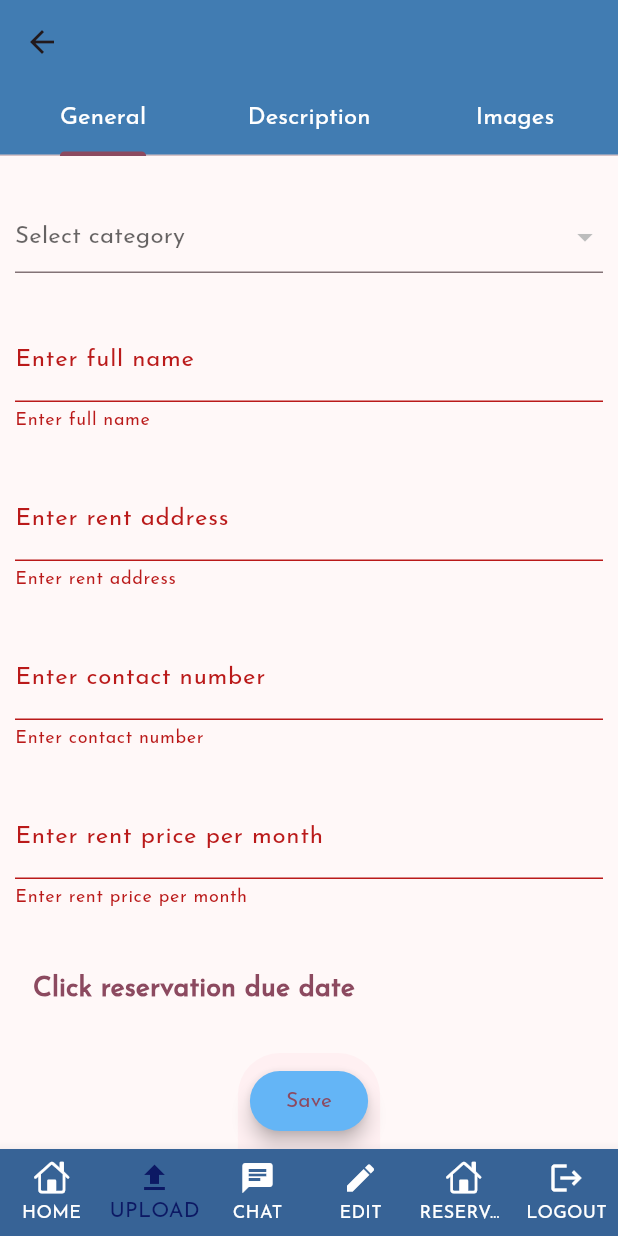
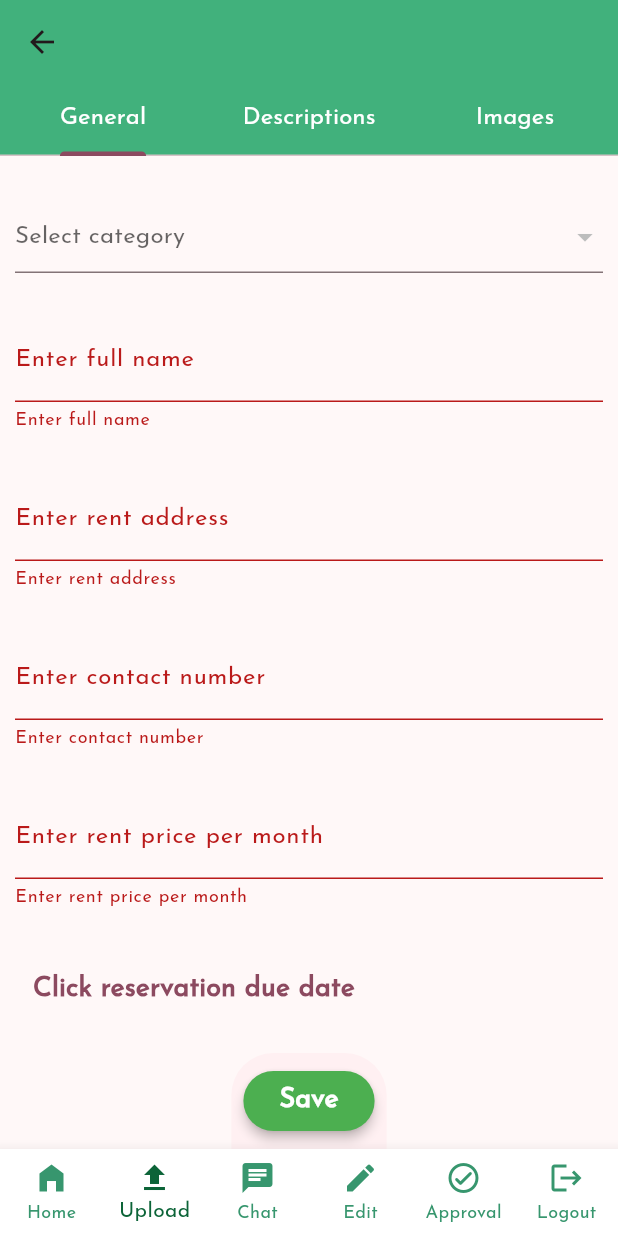
Before and after one commit to EmanDomingo/Rent-thesis, a Flutter app: the MainOwnerScreen screen opened directly, item 2 of the bottom bar chosen, after a tap on "Save", on a phone screen of 412 x 824 dp. Run offline on Flutter 3.47's test engine with Material 3 defaults, Android fonts, the phone set to English and light mode, and no system bars; our stand-ins replace cached_network_image, cloud_firestore, firebase_auth, firebase_core, firebase_storage, flutter_easyloading and 4 more; missing offline and left inert: country_state_city_picker, dialog_flowtter, firebase_ui_auth; accounts and stored records are empty; network calls fail; project files that could hold a hidden picture were left out.

Commit message:
OwnerUI1 11/29/2023

```diff
--- a/lib/main.dart
+++ b/lib/main.dart
@@ -6,9 +6,9 @@ import 'package:flutter/material.dart';
 import 'package:flutter/services.dart';
 import 'package:flutter_easyloading/flutter_easyloading.dart';
 import 'package:provider/provider.dart';
+import 'package:rental_app/owner/views/auth/owner_auth_screen.dart';
 import 'package:rental_app/provider/cart_provider.dart';
 import 'package:rental_app/provider/product_provider.dart';
-import 'package:rental_app/views/buyers/nav_screens/landing_first_screen.dart';
 //import 'chat.dart';
 
 void main() async {
@@ -53,7 +53,7 @@ class MyApp extends StatelessWidget {
         useMaterial3: true,
         fontFamily: 'JosefinSans',//fontFamily: 'IndustrialSans'
       ),
-      home: LandingFirstScreen(),
+      home: OwnerAuthScreen(),
       builder: EasyLoading.init(),
     );
   }
--- a/lib/owner/views/auth/screens/earnings_screen.dart
+++ b/lib/owner/views/auth/screens/earnings_screen.dart
@@ -32,8 +32,7 @@ class EarningsScreen extends StatelessWidget {
           Map<String, dynamic> data = snapshot.data!.data() as Map<String, dynamic>;
           return Scaffold(
             appBar: AppBar(
-              backgroundColor: Colors.white,
-              elevation: 2,
+              backgroundColor: Color.fromARGB(255, 255, 255, 255),
               title: Row(
                 children: [
                   CircleAvatar(
@@ -46,14 +45,22 @@ class EarningsScreen extends StatelessWidget {
                     style: TextStyle(
                       fontSize: 22,
                       fontWeight: FontWeight.bold,
-                      color: Color.fromRGBO(53, 61, 104, 1),
+                      color: Color.fromRGBO(12, 100, 56, 1),
                     ),),
                   )
                 ],
               ),
             ),
 
-            body: StreamBuilder<QuerySnapshot>(
+            body: Container(
+              decoration: BoxDecoration(
+          gradient: LinearGradient(
+            begin: Alignment.topCenter,
+            end: Alignment.bottomCenter,
+            colors: [Color.fromARGB(255, 255, 255, 255),Color.fromARGB(255, 189, 255, 214),Color.fromARGB(255, 255, 255, 255),], // Add your gradient colors here
+          ),
+        ),
+              child: StreamBuilder<QuerySnapshot>(
                     stream: _ordersStream,
                     builder: (BuildContext context, AsyncSnapshot<QuerySnapshot> snapshot) {
                       if (snapshot.hasError) {
@@ -78,7 +85,7 @@ class EarningsScreen extends StatelessWidget {
                         height: 150,
                         width: MediaQuery.of(context).size.width * 0.5,
                         decoration: BoxDecoration(
-                        color: Colors.blue.shade300,
+                          color: Color.fromARGB(255, 255, 255, 255),
                           borderRadius: BorderRadius.circular(32),
                           boxShadow: [
                               BoxShadow(
@@ -97,8 +104,8 @@ class EarningsScreen extends StatelessWidget {
                               padding: const EdgeInsets.all(10.0),
                               child: Text('TOTAL EARNINGS',
                               style: TextStyle(
-                              color: Colors.white,
-                              fontSize: 18,
+                                color: Color.fromRGBO(12, 100, 56, 1),
+                                fontSize: 15,
                                 fontWeight: FontWeight.bold
                               ),
                               ),
@@ -107,11 +114,10 @@ class EarningsScreen extends StatelessWidget {
                             Padding(
                               padding: const EdgeInsets.all(10.0),
                               child: Text(
-                            'P' + ' ' + totalReservation.toStringAsFixed(2),
+                              'PHP.' + ' ' +totalReservation.toStringAsFixed(2),
                               style: TextStyle(
-                              color: Colors.white,
+                                color: Color.fromRGBO(12, 100, 56, 1),
                                 fontSize: 18,
-                              letterSpacing: 4,
                                 fontWeight: FontWeight.bold
                               ),
                               ),
@@ -124,7 +130,7 @@ class EarningsScreen extends StatelessWidget {
                         height: 150,
                         width: MediaQuery.of(context).size.width * 0.5,
                         decoration: BoxDecoration(
-                        color: const Color.fromARGB(255, 60, 128, 184),
+                          color: Color.fromARGB(255, 255, 255, 255),
                           borderRadius: BorderRadius.circular(32),
                           boxShadow: [
                               BoxShadow(
@@ -143,8 +149,8 @@ class EarningsScreen extends StatelessWidget {
                               padding: const EdgeInsets.all(10.0),
                               child: Text('TOTAL RESERVATION',
                               style: TextStyle(
-                              color: Colors.white,
-                              fontSize: 18,
+                                color: Color.fromRGBO(12, 100, 56, 1),
+                                fontSize: 15,
                                 fontWeight: FontWeight.bold
                               ),
                               ),
@@ -155,9 +161,8 @@ class EarningsScreen extends StatelessWidget {
                               child: Text(
                                 snapshot.data!.docs.length.toString(),
                               style: TextStyle(
-                              color: Colors.white,
+                                color: Color.fromRGBO(12, 100, 56, 1),
                                 fontSize: 18,
-                              letterSpacing: 4,
                                 fontWeight: FontWeight.bold
                               ),
                               ),
@@ -208,6 +213,7 @@ class EarningsScreen extends StatelessWidget {
               );
                         },
                       ),
+            ),
       );
     }
 
--- a/lib/owner/views/auth/screens/landing_screen.dart
+++ b/lib/owner/views/auth/screens/landing_screen.dart
@@ -23,7 +23,7 @@ class LandingScreen extends StatelessWidget {
           gradient: LinearGradient(
             begin: Alignment.topCenter,
             end: Alignment.bottomCenter,
-            colors: [Color.fromARGB(255, 107, 230, 158), Color.fromARGB(255, 239, 255, 239),], // Add your gradient colors here
+            colors: [Color.fromARGB(255, 189, 255, 200), Color.fromARGB(255, 255, 255, 255),Color.fromARGB(255, 189, 255, 200),], // Add your gradient colors here
           ),
         ),
         child: StreamBuilder<DocumentSnapshot>(
@@ -93,7 +93,7 @@ class LandingScreen extends StatelessWidget {
                 },
               child: Text('Signout',
               style: TextStyle(
-                fontSize: 20,
+                fontSize: 23,
                 fontWeight: FontWeight.bold,
                 color: Colors.green.shade800,
                 ),
--- a/lib/owner/views/auth/screens/main_owner_screen.dart
+++ b/lib/owner/views/auth/screens/main_owner_screen.dart
@@ -1,6 +1,5 @@
 
 
-import 'package:flutter/cupertino.dart';
 import 'package:flutter/material.dart';
 import 'package:rental_app/owner/views/auth/screens/chat_owner.dart';
 import 'package:rental_app/owner/views/auth/screens/earnings_screen.dart';
@@ -32,7 +31,7 @@ class _MainOwnerScreenState extends State<MainOwnerScreen> {
   Widget build(BuildContext context) {
     return Scaffold(
       bottomNavigationBar: BottomNavigationBar(
-        backgroundColor: Color.fromRGBO(55, 99, 150, 1),
+        backgroundColor: Colors.white,
         currentIndex: _pageIndex,
         onTap: (value) {
           setState(() {
@@ -40,15 +39,15 @@ class _MainOwnerScreenState extends State<MainOwnerScreen> {
           });
         },
         type: BottomNavigationBarType.fixed,
-        unselectedItemColor: Colors.white,
-        selectedItemColor: Color.fromRGBO(12, 25, 100, 1),
+        unselectedItemColor: Color.fromRGBO(55, 150, 110, 1),
+        selectedItemColor: Color.fromRGBO(12, 100, 56, 1),
         items: [
-        BottomNavigationBarItem(icon: Icon(CupertinoIcons.home), label: 'HOME'),
-        BottomNavigationBarItem(icon: Icon(Icons.upload), label: 'UPLOAD'),
-        BottomNavigationBarItem(icon: Icon(Icons.chat), label: 'CHAT'),
-        BottomNavigationBarItem(icon: Icon(Icons.edit), label: 'EDIT'),
-        BottomNavigationBarItem(icon: Icon(CupertinoIcons.house), label: 'RESERVATION'),
-        BottomNavigationBarItem(icon: Icon(Icons.logout), label: 'LOGOUT'),
+        BottomNavigationBarItem(icon: Icon(Icons.home_filled), label: 'Home'),
+        BottomNavigationBarItem(icon: Icon(Icons.upload), label: 'Upload'),
+        BottomNavigationBarItem(icon: Icon(Icons.chat), label: 'Chat'),
+        BottomNavigationBarItem(icon: Icon(Icons.edit), label: 'Edit'),
+        BottomNavigationBarItem(icon: Icon(Icons.check_circle_outline_rounded), label: 'Approval'),
+        BottomNavigationBarItem(icon: Icon(Icons.logout), label: 'Logout'),
       ],),
 
       body: _pages[_pageIndex],
--- a/lib/owner/views/auth/screens/upload_screen.dart
+++ b/lib/owner/views/auth/screens/upload_screen.dart
@@ -32,7 +32,7 @@ class UploadScreen extends StatelessWidget {
         key: _formKey,
         child: Scaffold(
           appBar: AppBar(
-            backgroundColor: const Color.fromARGB(255, 60, 128, 184),
+            backgroundColor: Color.fromARGB(255, 60, 184, 126),
             elevation: 2,
             bottom: TabBar(tabs: [
               Tab(
@@ -44,7 +44,7 @@ class UploadScreen extends StatelessWidget {
               ),
               //Tab(child: Text('Shipping'),),
               Tab(
-                child: Text('Description',
+                child: Text('Descriptions',
                     style: TextStyle(
                       fontSize: 16,
                       color: Colors.white,
@@ -70,8 +70,9 @@ class UploadScreen extends StatelessWidget {
             padding: const EdgeInsets.all(8.0),
             child: ElevatedButton(
               style: ElevatedButton.styleFrom(
-                elevation: 5,
-                primary: Colors.blue.shade300,
+                elevation: 3,
+                primary: Colors.green.shade500,
+
               ),
               onPressed: () async {
                 if (_formKey.currentState!.validate()) {
@@ -111,11 +112,16 @@ class UploadScreen extends StatelessWidget {
                     });
                 }
               },
-              child: Text('Save'),
+              child: Text('Save',
+              style: TextStyle(
+                    color:  Colors.white,
+                    fontWeight: FontWeight.bold,
+                    fontSize: 18,
+                    ),
+              ),),
             ),
           ),
         ),
-      ),
-    );
+      );
   }
 }
--- a/lib/views/buyers/auth/login_screen.dart
+++ b/lib/views/buyers/auth/login_screen.dart
@@ -91,7 +91,7 @@ class _LoginScreenState extends State<LoginScreen> {
                   mainAxisAlignment: MainAxisAlignment.center,
                   children: [
                     Image.asset(
-                        'assets/image/rentop3.png', // Replace with your image path
+                        'assets/image/rentop0.png', // Replace with your image path
                         height: 150, // Adjust the height as needed
                         width: 150, // Adjust the width as needed
                       ),
--- a/lib/views/buyers/nav_screens/landing_first_screen.dart
+++ b/lib/views/buyers/nav_screens/landing_first_screen.dart
@@ -31,7 +31,7 @@ class _LandingFirstScreenState extends State<LandingFirstScreen> {
               mainAxisAlignment: MainAxisAlignment.center,
               children: [
                 Image.asset(
-                  'assets/image/rentop3.png', // Replace with your image path
+                  'assets/image/rentop0.png', // Replace with your image path
                    height: 230, // Adjust the height as needed
                    width: 230, // Adjust the width as needed
                 ),
--- a/lib/views/buyers/nav_screens/widgets/welcome_text_widget.dart
+++ b/lib/views/buyers/nav_screens/widgets/welcome_text_widget.dart
@@ -17,7 +17,7 @@ class WelcomeText extends StatelessWidget {
         mainAxisAlignment: MainAxisAlignment.spaceBetween,
         children: [
           Image.asset(
-                        'assets/image/rentop3.png', // Replace with your image path
+                        'assets/image/rentop0.png', // Replace with your image path
                         height: 90, // Adjust the height as needed
                         width: 90, // Adjust the width as needed
                       ),
--- a/pubspec.yaml
+++ b/pubspec.yaml
@@ -86,7 +86,7 @@ flutter:
   # To add assets to your application, add an assets section, like this:
   assets:
     - assets/icons/
-    - assets/image/rentop3.png
+    - assets/image/rentop0.png
     - assets/dialog_flow_auth.json
     # - assets/credentials.json
 
```
Also changed, not shown: lib/owner/views/auth/owner_registration_screen.dart (+10 -9 lines), lib/owner/views/auth/screens/chat_owner.dart (+17 -2 lines), lib/owner/views/auth/screens/edit_reservation_screen.dart (+9 -18 lines), lib/owner/views/auth/screens/edit_reservation_tabs/published_tab.dart (+32 -20 lines), lib/owner/views/auth/screens/edit_reservation_tabs/unpublished_tab.dart (+26 -16 lines), lib/owner/views/auth/screens/ownerReservationDetail/owner_reservation_detail_screen.dart (+8 -7 lines), lib/owner/views/auth/screens/owner_logout_screen.dart (+11 -4 lines), lib/owner/views/auth/screens/owner_reservation_screen.dart (+41 -27 lines), lib/owner/views/auth/screens/upload_tap_screens/attributes_tab_screens.dart (+12 -6 lines), assets/image/rentop0.png (added), assets/image/rentop3.png (deleted). Lines whose indentation alone changed are shown as unchanged.
